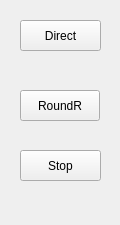
Old version of the form widget.ui in the repository hydronautics-team/Beacon.
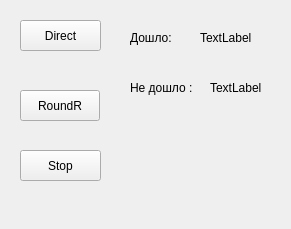
New version of the form.

The edit to the form file:
```diff
--- a/widget.ui
+++ b/widget.ui
@@ -6,8 +6,8 @@
    <rect>
     <x>0</x>
     <y>0</y>
-    <width>120</width>
-    <height>225</height>
+    <width>291</width>
+    <height>229</height>
    </rect>
   </property>
   <property name="windowTitle">
@@ -52,6 +52,58 @@
     <string>Stop</string>
    </property>
   </widget>
+  <widget class="QLabel" name="label">
+   <property name="geometry">
+    <rect>
+     <x>130</x>
+     <y>30</y>
+     <width>55</width>
+     <height>16</height>
+    </rect>
+   </property>
+   <property name="text">
+    <string>Дошло:</string>
+   </property>
+  </widget>
+  <widget class="QLabel" name="label_2">
+   <property name="geometry">
+    <rect>
+     <x>130</x>
+     <y>80</y>
+     <width>71</width>
+     <height>16</height>
+    </rect>
+   </property>
+   <property name="text">
+    <string>Не дошло :</string>
+   </property>
+  </widget>
+  <widget class="QLabel" name="good">
+   <property name="geometry">
+    <rect>
+     <x>200</x>
+     <y>30</y>
+     <width>55</width>
+     <height>16</height>
+    </rect>
+   </property>
+   <property name="text">
+    <string>TextLabel</string>
+   </property>
+  </widget>
+  <widget class="QLabel" name="notGood">
+   <property name="geometry">
+    <rect>
+     <x>210</x>
+     <y>80</y>
+     <width>55</width>
+     <height>16</height>
+    </rect>
+   </property>
+   <property name="text">
+    <string>TextLabel</string>
+   </property>
+  </widget>
  </widget>
  <resources/>
  <connections/>
```
